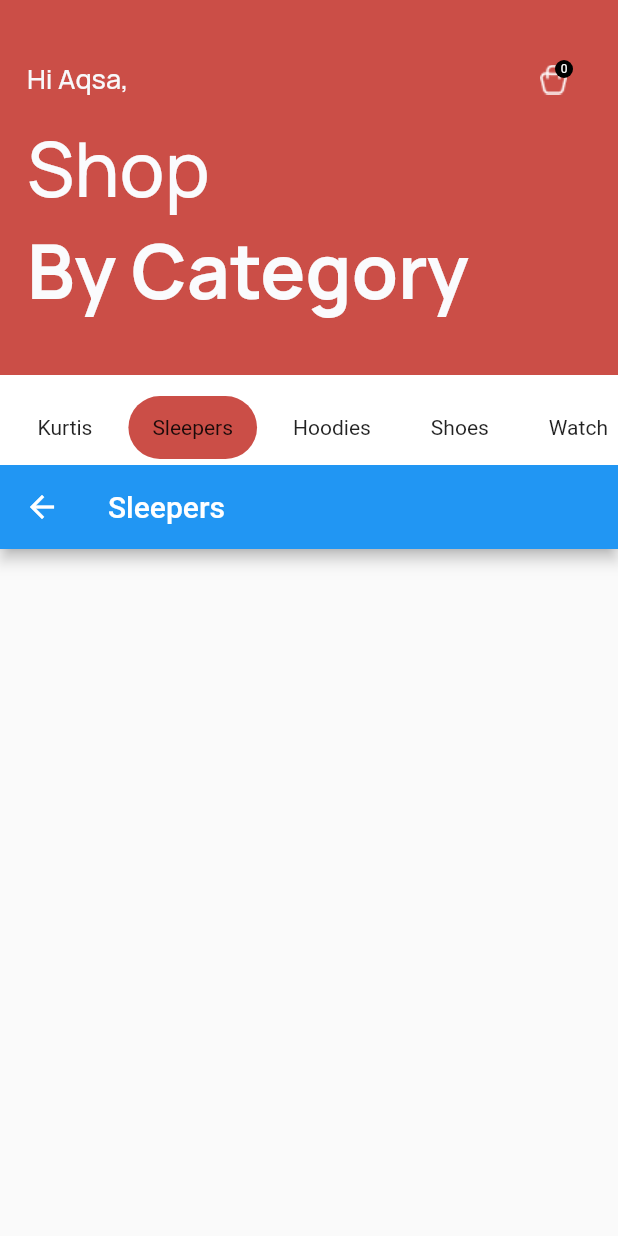
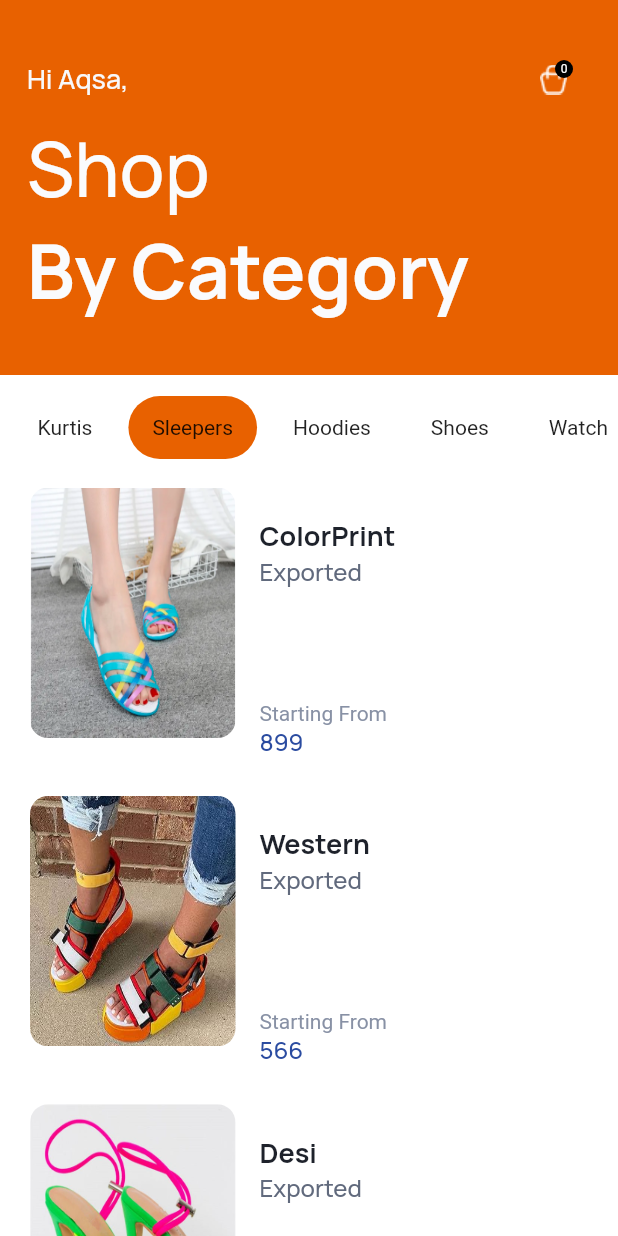
Before and after one commit to AqsaBano330/Shopping-Mania, a Flutter app: the CategoryPage screen opened directly, item 2 of the bottom bar chosen, on a phone screen of 412 x 824 dp. Run offline on Flutter 3.47's test engine with Material 2 defaults, Android fonts, the phone set to English and light mode, and no system bars; drawn by our look-alikes of buttons_tabbar; our stand-ins replace curved_navigation_bar, flutter_svg, smooth_page_indicator.

Commit message:
Shopping Mania

```diff
--- a/lib/Screens/Category/SleepersScreen/sleepers_screen.dart
+++ b/lib/Screens/Category/SleepersScreen/sleepers_screen.dart
@@ -1,4 +1,19 @@
 import 'package:flutter/material.dart';
+import 'package:hijabista/Screens/Category/categoryCard.dart';
+
+
+
+
+List Sleepersimages = [
+  "assets/images/sleeper1.PNG",
+  "assets/images/sleeper2.jpg",
+  "assets/images/sleeper3.jpg"
+];
+List SleepersNames = ["ColorPrint", "Western", "Desi"];
+
+List SleepersType = ["Exported", "Exported", "Exported"];
+
+List SleepersPrice = ["899", "566", "876"];
 
 class SleepersScreen extends StatefulWidget {
   const SleepersScreen({super.key});
@@ -10,9 +25,28 @@
 class _SleepersScreenState extends State<SleepersScreen> {
   @override
   Widget build(BuildContext context) {
-    return Scaffold(
-      appBar: AppBar(
-        title: Text("Sleepers"),
+    return Container(
+      padding: EdgeInsets.only(left:10, right:10, ),
+
+      child: PageView.builder(
+        scrollDirection: Axis.vertical,
+        itemCount: Sleepersimages.length,
+        padEnds: false,
+        pageSnapping: true,
+        physics: const BouncingScrollPhysics(),
+        controller: PageController(
+          initialPage: 0,
+          viewportFraction: 0.4,
+        ),
+        itemBuilder: (context, index) {
+          return CategoryCard(
+            imageList: Sleepersimages,
+            index: index,
+            Categoryname: SleepersNames,
+            Categorytype: SleepersType,
+            price: SleepersPrice,
+          );
+        },
       ),
     );
   }
--- a/lib/Screens/Category/category_page.dart
+++ b/lib/Screens/Category/category_page.dart
@@ -11,7 +11,7 @@
 import 'package:hijabista/Widget/color/colors.dart';
 import 'package:hijabista/Widget/text/text.dart';
 
-List<String> tabbarList = ["Kurtis", "Sleepers", "Hoodies", "Shoes", "Watch"];
+List<String> CategorytabbarList = ["Kurtis", "Sleepers", "Hoodies", "Shoes", "Watch"];
 List<Widget> navigatedList = [
   KurtisScreen(),
   SleepersScreen(),
@@ -26,7 +26,7 @@
   @override
   Widget build(BuildContext context) {
     return DefaultTabController(
-      length: tabbarList.length,
+      length: CategorytabbarList.length,
       child: Scaffold(
         backgroundColor: Colors.white,
         body: SafeArea(
@@ -86,7 +86,7 @@
                     fontSize: 14,
                     fontWeight: FontWeight.w600,
                   ),
-                  tabs: tabbarList.map((tab) {
+                  tabs: CategorytabbarList.map((tab) {
                     return Tab(
                       child: Padding(
                         padding: const EdgeInsets.all(12.0),
--- a/lib/Widget/color/colors.dart
+++ b/lib/Widget/color/colors.dart
@@ -1,6 +1,7 @@
 import 'package:flutter/rendering.dart';
 
 class AppColors {
-  static Color Peach = const Color(0xffCB4E47);
+  static Color Peach = Color(0xffe86100);
+  // static Color Peach = const Color(0xffCB4E47);
   static Color Black = const Color(0xff000000);
 }
--- a/pubspec.yaml
+++ b/pubspec.yaml
@@ -82,6 +82,12 @@
     - assets/images/Kurti1.jpeg
     - assets/images/Kurti2.jpeg
     - assets/images/kurti3.jpg
+    - assets/images/sleeper1.PNG
+    - assets/images/sleeper2.jpg
+    - assets/images/sleeper3.jpg
+    - assets/images/hoodie1.jpg
+    - assets/images/hoodie3.jpg
+    - assets/images/hoodie3.PNG
 
   # An image asset can refer to one or more resolution-specific "variants", see
   # https://flutter.dev/assets-and-images/#resolution-aware
```
Also changed, not shown: lib/Screens/Category/HoodiesScreen/hoodies_screen.dart (+35 -3 lines), lib/Screens/Category/KurtisScreen/ColorprintKurti.dart (added, +19 -0 lines), lib/Screens/Category/KurtisScreen/kurtistype.dart (added, +28 -0 lines), lib/Screens/Category/categoryCard.dart (+5 -4 lines), assets/images/hoodie1.jpg (added), assets/images/hoodie2.jpg (added), assets/images/hoodie3.PNG (added), assets/images/hoodie3.jpg (added), assets/images/sleeper1.PNG (added), assets/images/sleeper2.jpg (added), assets/images/sleeper3.jpg (added), lib/Screens/Category/KurtisScreen/Desikurti.dart (added), lib/Screens/Category/KurtisScreen/kurti_cateogory1.dart (added).
